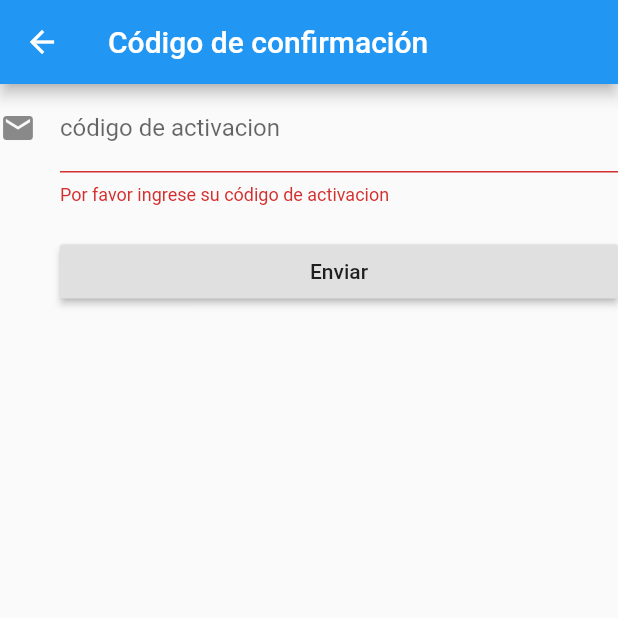
After one commit to velascoandrs/azur, a Flutter app: the Activacion screen opened directly, after a tap on "Enviar", on a phone screen of 412 x 824 dp, the top half of it. The commit adds this screen. Run offline on Flutter 3.47's test engine with Material 2 defaults, Android fonts, the phone set to English and light mode, and no system bars; our stand-ins replace shared_preferences; accounts and stored records are empty.

Commit message:
registro de usuarios desde al APP

```diff
--- a/azur/lib/formularios/formulario_registro.dart
+++ b/azur/lib/formularios/formulario_registro.dart
@@ -1,3 +1,4 @@
+import 'package:azur/pages/activacion.dart';
 import 'package:azur/servicios/usuario.service.dart';
 import 'package:flutter/material.dart';
 import 'package:flutter/services.dart';
@@ -92,6 +93,7 @@ class _FormularioRegistroState extends State<FormularioRegistro> {
                                 _tipo = newValue;
                                 state.didChange(newValue);
                                 _tipoId=_tipos.indexOf(newValue);
+                                print(_tipoId);
                               });
                             },
                             items: _tipos.map((String value) {
@@ -158,6 +160,7 @@ class _FormularioRegistroState extends State<FormularioRegistro> {
                               (resultado){
                                 if(resultado){
                                       Scaffold.of(context).showSnackBar(SnackBar(content: Text('Registrado!!')));
+                                      Navigator.push(context,MaterialPageRoute(builder: (context) => Activacion()),);
                                 }
                               }
                             ).catchError((error){print("El error: $error");});
@@ -167,7 +170,8 @@ class _FormularioRegistroState extends State<FormularioRegistro> {
                     }
                           // Redirigir a la pantalla de confirmacion
                         },
-                      )),
+                      )
+                    ),
                 ],
               )));
   }
--- a/azur/lib/global.dart
+++ b/azur/lib/global.dart
@@ -1 +1 @@
-String dominio = "192.168.1.36";
+String dominio = "172.29.66.212";
--- /dev/null
+++ b/azur/lib/pages/activacion.dart
@@ -0,0 +1,81 @@
+import 'package:azur/main.dart';
+import 'package:azur/servicios/usuario.service.dart';
+import 'package:flutter/cupertino.dart';
+import 'package:flutter/material.dart';
+
+class Activacion extends StatefulWidget {
+  @override
+  _ActivacionState createState() => new _ActivacionState();
+ }
+class _ActivacionState extends State<Activacion> {
+
+  final GlobalKey<FormState> _formKey = new GlobalKey<FormState>();
+  String _codigo = "";
+
+  @override
+  Widget build(BuildContext context) {
+   return new Scaffold(
+     appBar: new AppBar(title: new Text("Código de confirmación"),),
+      body: new Container(
+        child:new Center(
+              child: new Form(
+                key: _formKey,
+                              autovalidate: true,
+
+                child: new ListView(
+                  children: <Widget>[
+                    new TextFormField(
+                      decoration: const InputDecoration(
+                        icon: const Icon(Icons.email),
+                        hintText: 'Ingresa código de activacion',
+                        labelText: 'código de activacion',
+                      ),
+                    validator: (value){
+                      if(value.isEmpty){
+                          return 'Por favor ingrese su código de activacion';
+                      }
+                    },
+                    keyboardType: TextInputType.text,
+                    onSaved: (valor){
+                              setState(() {
+                                _codigo = valor;
+                              });
+                            },
+                    ),
+                    new Container(
+                      padding: const EdgeInsets.only(left: 40.0, top: 20.0),
+                      child: new RaisedButton(
+                        child: const Text('Enviar'),
+                        onPressed: ()async{
+                          //Llamar al servicio de verificar
+                          // Si el formulario es valido
+                          if (_formKey.currentState.validate()) {
+                            // Si es valido se mostrar un mensaje
+                            Scaffold.of(context)
+                              .showSnackBar(SnackBar(content: Text('Procesando datos..')));
+                            _formKey.currentState.save();
+                            // Llamar al servicio de login
+                            await validar(_codigo).then(
+                              (resultado){
+                                if(resultado){
+                                      Scaffold.of(context).showSnackBar(SnackBar(content: Text('Verificacion completa!!')));
+                                      Navigator.push(context,MaterialPageRoute(builder: (context) => AzurApp()));
+                                }
+                              }
+                            ).catchError((error){print("El error: $error");});
+                          // new usuario(_email,_password).login().then().catch() Metodo async
+                      // Si es correcto ir a la siguiente pantalla
+                      // Si no es correcto mostrar los errores
+                    }
+                          // Redirigir a la pantalla de confirmacion
+                        },
+                      )
+                    )
+                  ],
+                ),
+              ) ,
+            )
+      ),
+   );
+  }
+}
```
Also changed, not shown: azur/lib/servicios/usuario.service.dart (+14 -10 lines), 1 other file.
